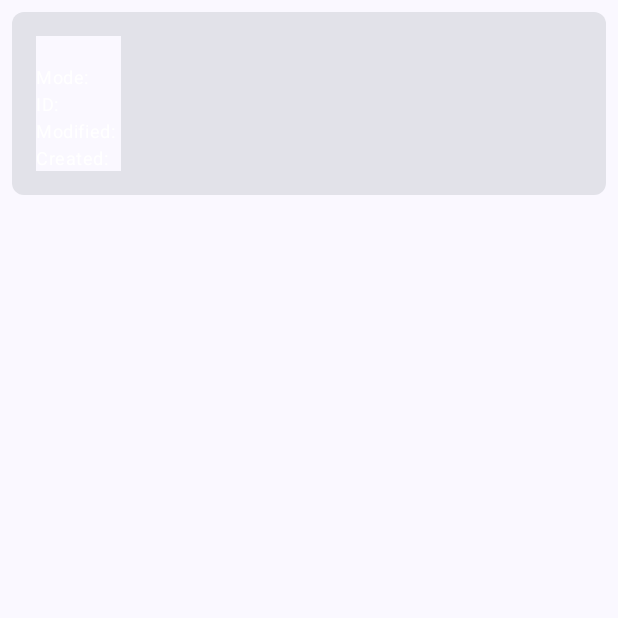
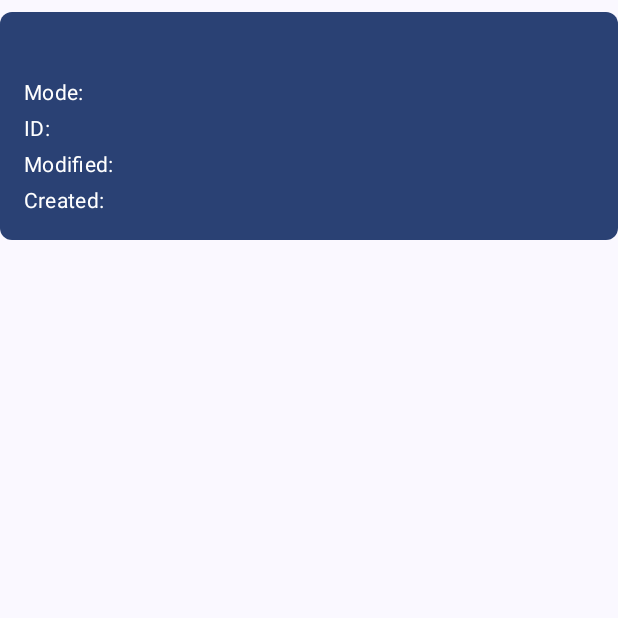
Before and after one commit to Hamzahassan1-h/TubeLineApplication, an Android app built with Jetpack Compose: the composable TubeListItem shown on its own in the app's theme, on a phone screen of 412 x 824 dp, the top half of it. Run offline under Robolectric (Android 15) with nearby library versions, the phone set to English and light mode, and no system bars; 1 statement that could not run was skipped.

```diff
--- a/app/src/main/java/com/example/tubelineapplication/common/Constants.kt
+++ b/app/src/main/java/com/example/tubelineapplication/common/Constants.kt
@@ -2,7 +2,6 @@ package com.example.tubelineapplication.common
 
 object Constants {
     const val BASE_URL = "https://api.tfl.gov.uk/Line/Mode/Tube/"
-    //p://api.tfl.gov.uk/Line/Mode/Tube/Status
-    //https://api.tfl.gov.uk/Line/Mode/Tube/Status
+
 
 }
--- a/app/src/main/java/com/example/tubelineapplication/presentation/TubeList/components/TubeListItem.kt
+++ b/app/src/main/java/com/example/tubelineapplication/presentation/TubeList/components/TubeListItem.kt
@@ -1,18 +1,24 @@
 package com.example.tubelineapplication.presentation.TubeList.components
 
-import androidx.compose.foundation.background
 import androidx.compose.foundation.clickable
 import androidx.compose.foundation.layout.Column
+import androidx.compose.foundation.layout.Row
+import androidx.compose.foundation.layout.Spacer
 import androidx.compose.foundation.layout.fillMaxWidth
+import androidx.compose.foundation.layout.height
 import androidx.compose.foundation.layout.padding
 import androidx.compose.foundation.shape.RoundedCornerShape
 import androidx.compose.material3.Card
+import androidx.compose.material3.CardDefaults
 import androidx.compose.material3.MaterialTheme
 import androidx.compose.material3.Text
 import androidx.compose.runtime.Composable
+import androidx.compose.ui.Alignment
 import androidx.compose.ui.Modifier
+import androidx.compose.ui.tooling.preview.Preview
 import androidx.compose.ui.unit.dp
 import com.example.tubelineapplication.domain.model.TubeLineList
+
 
 @Composable
 fun TubeListItem(
@@ -22,41 +28,58 @@ fun TubeListItem(
     Card(
         modifier = Modifier
             .fillMaxWidth()
-            .padding(8.dp)
+            .padding(vertical = 8.dp)
             .clickable { onItemClick() },
         shape = RoundedCornerShape(8.dp),
-        //elevation = 4.dp
-        //backgroundColor = MaterialTheme.colorScheme.primaryContainer
+        colors = CardDefaults.cardColors(containerColor = MaterialTheme.colorScheme.primary)
     ) {
-        Column(
+        Row(
             modifier = Modifier
                 .padding(16.dp)
-                .background(MaterialTheme.colorScheme.surface)
+                .fillMaxWidth(),
+            verticalAlignment = Alignment.CenterVertically
         ) {
+            Column(modifier = Modifier.weight(1f)) {
                 Text(
                     text = tubeLineList.name ?: "",
-                style = MaterialTheme.typography.bodySmall.copy(color = MaterialTheme.colorScheme.onPrimaryContainer),
-                modifier = Modifier.padding(bottom = 4.dp)
+                    style = MaterialTheme.typography.titleMedium.copy(color = MaterialTheme.colorScheme.onPrimary)
                 )
+                Spacer(modifier = Modifier.height(4.dp))
                 Text(
                     text = "Mode: ${tubeLineList.modeName ?: ""}",
-                style = MaterialTheme.typography.bodySmall.copy(color = MaterialTheme.colorScheme.onPrimaryContainer),
-                modifier = Modifier.padding(bottom = 2.dp)
+                    style = MaterialTheme.typography.bodyMedium.copy(color = MaterialTheme.colorScheme.onPrimary)
                 )
+                Spacer(modifier = Modifier.height(4.dp))
                 Text(
                     text = "ID: ${tubeLineList.id ?: ""}",
-                style = MaterialTheme.typography.bodySmall.copy(color = MaterialTheme.colorScheme.onPrimaryContainer),
-                modifier = Modifier.padding(bottom = 2.dp)
+                    style = MaterialTheme.typography.bodyMedium.copy(color = MaterialTheme.colorScheme.onPrimary)
                 )
+                Spacer(modifier = Modifier.height(4.dp))
                 Text(
                     text = "Modified: ${tubeLineList.modified ?: ""}",
-                style = MaterialTheme.typography.bodySmall.copy(color = MaterialTheme.colorScheme.onPrimaryContainer),
-                modifier = Modifier.padding(bottom = 2.dp)
+                    style = MaterialTheme.typography.bodyMedium.copy(color = MaterialTheme.colorScheme.onPrimary)
                 )
+                Spacer(modifier = Modifier.height(4.dp))
                 Text(
                     text = "Created: ${tubeLineList.created ?: ""}",
-                style = MaterialTheme.typography.bodySmall.copy(color = MaterialTheme.colorScheme.onPrimaryContainer)
+                    style = MaterialTheme.typography.bodyMedium.copy(color = MaterialTheme.colorScheme.onPrimary)
                 )
             }
         }
     }
+}
+
+@Preview(showBackground = true)
+@Composable
+fun PreviewTubeListItem() {
+    TubeListItem(
+        tubeLineList = TubeLineList(
+            created = "2022-01-01T00:00:00",
+            id = "1",
+            modeName = "Tube",
+            modified = "2022-01-01T00:00:00",
+            name = "Bakerloo"
+        ),
+        onItemClick = {}
+    )
+}
```
Also changed, not shown: app/src/main/java/com/example/tubelineapplication/presentation/TubeList/components/TubeListScreen.kt (+5 -4 lines). Lines whose indentation alone changed are shown as unchanged.
